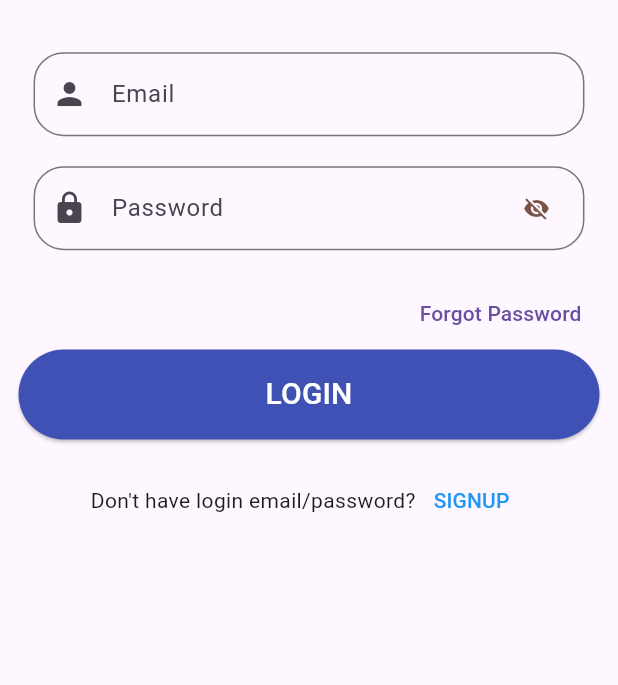
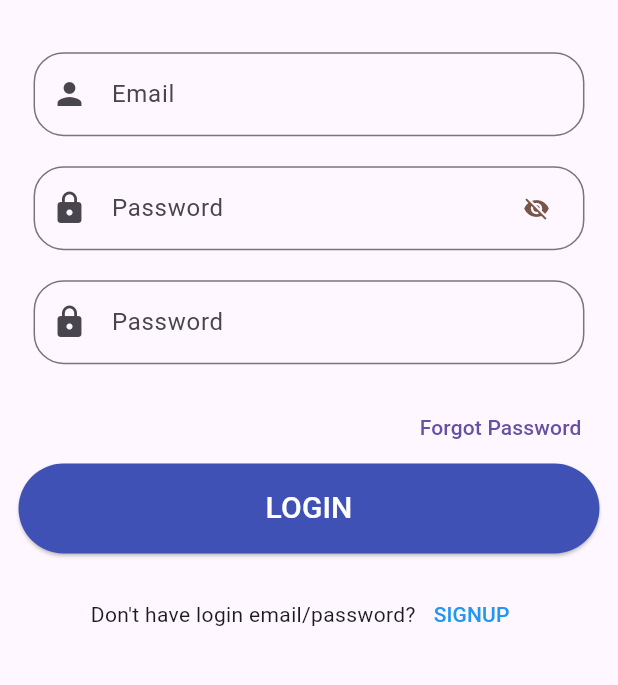
Before and after one commit to sumanghimire00/Chat-Boot, a Flutter app: the screen it shows after launch, on a phone screen of 412 x 824 dp, the part 412-1097 px from its top. Run offline on Flutter 3.47's test engine with Material 3 defaults, Android fonts, the phone set to English and light mode, and no system bars; drawn by our look-alikes of flutter_form_builder; our stand-ins replace cloud_firestore, firebase_auth, firebase_core, firebase_messaging, firebase_storage, image_picker and 2 more; accounts and stored records are empty.

Commit message:
Changes on login body adding another textform field for

```diff
--- a/lib/screens/auth_screens/login_body.dart
+++ b/lib/screens/auth_screens/login_body.dart
@@ -83,6 +83,19 @@ class _LoginBodyState extends State<LoginBody> {
                         hintText: "Password",
                         prefixIcon: Icons.lock,
                         type: TextfieldType.Password,
+                      ),
+                      CustomTextField(
+                        validator: (value) {
+                          if (value == null || value.isEmpty) {
+                            return "Password cannot be empty";
+                          } else {
+                            return null;
+                          }
+                        },
+                        controller: _passwordController,
+                        hintText: "Password",
+                        prefixIcon: Icons.lock,
+                        type: TextfieldType.Text,
                       ),
                       CommonFunction.blanckSpace(height * 0.01, width),
                       Row(
--- a/lib/screens/chat_screen/chatroom_screen.dart
+++ b/lib/screens/chat_screen/chatroom_screen.dart
@@ -8,11 +8,9 @@ import 'package:provider/provider.dart';
 import 'package:testapp/provider/theme_provider.dart';
 import 'package:testapp/provider/user_provider.dart';
 
-//  working some chatroom branch
 class ChatRommScreen extends StatefulWidget {
   final String chatRoomName;
   final String chatRoomID;
-//  working on new Branch
   const ChatRommScreen(
       {required this.chatRoomName, required this.chatRoomID, super.key});
 
```
